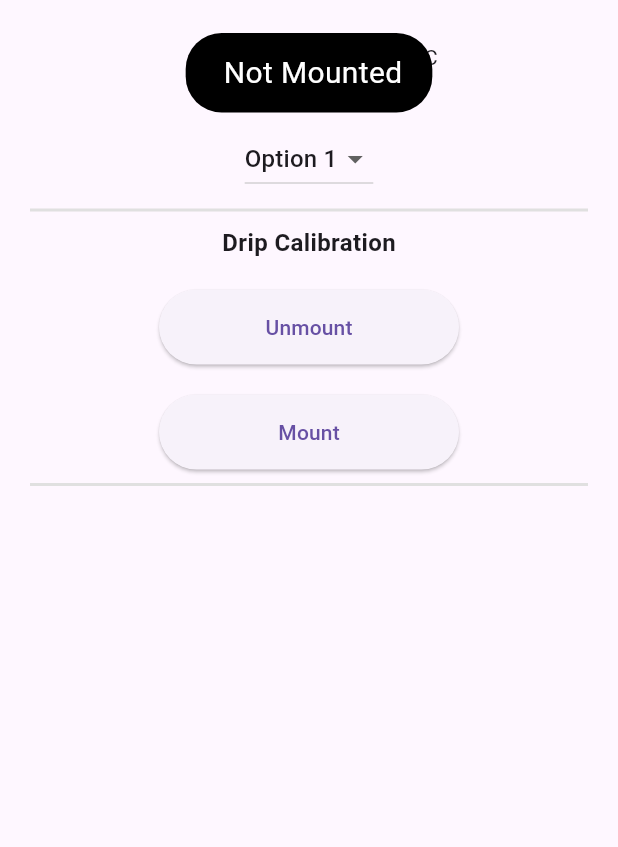
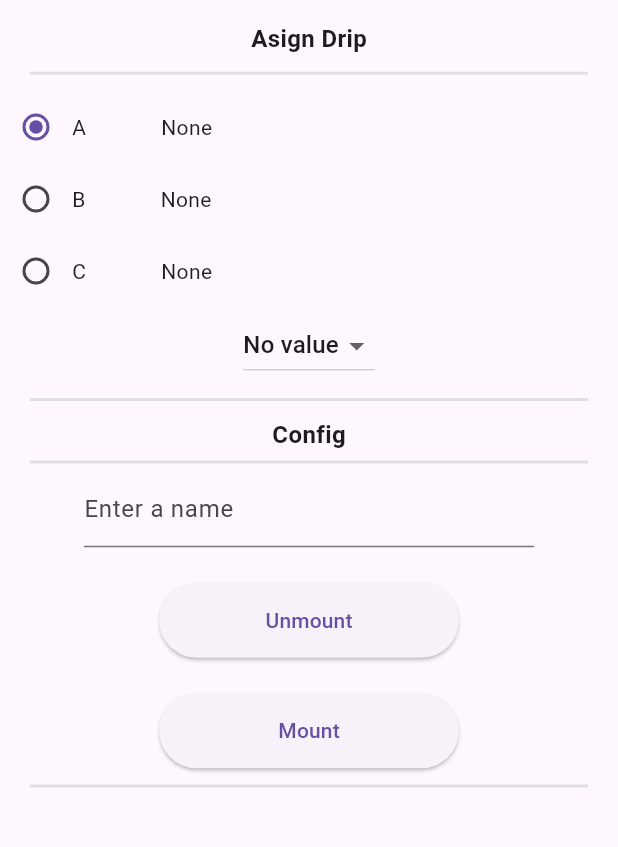
Before and after one commit to AyobamiMichael/hospital_app, a Flutter app: the CalibrationWidget screen opened directly, after a tap on "Mount", on a phone screen of 412 x 824 dp, the part 63-910 px from its top. Run offline on Flutter 3.47's test engine with Material 3 defaults, Android fonts, the phone set to English and light mode, and no system bars; our stand-ins replace cloud_firestore, csv, file_picker, firebase_core, fl_chart, flutter_bluetooth_serial and 10 more; missing offline and left inert: dart:ffi, network_info_plus, udp, wifi_iot, wifi_scan; accounts and stored records are empty; network calls fail.

Commit message:
new update

```diff
--- a/hospital_app/lib/hospitalwidgets/calibration.dart
+++ b/hospital_app/lib/hospitalwidgets/calibration.dart
@@ -20,15 +20,29 @@ class _CalibrationWidgetState extends State<CalibrationWidget> {
   String highestDripLevel = '';
   String dropdownValue = 'Option 1';
   String radioValue = 'A';
+  String slot1 = 'No value';
+  String slot2 = '';
+  String slot3 = '';
 
   static late List<String> listOfSensorValues;
+  final _dripNameController = TextEditingController();
+  String dripName = '';
+  @override
+  void initState() {
+    super.initState();
+    getSavedDripData(WirelessClassState.wifiGateway.toString(), 'SAVE.DATA');
+
+    saveDripData('HELLO');
+  }
+
   @override
   Widget build(BuildContext context) {
     return Scaffold(
         appBar: AppBar(
           title: const Text('Atlantis-UgarSoft'),
         ),
-        body: Container(
+        body: SingleChildScrollView(
+            child: Container(
           // padding: const EdgeInsets.all(20.0),
           // decoration: BoxDecoration(
           // border: Border.all(
@@ -37,13 +51,31 @@ class _CalibrationWidgetState extends State<CalibrationWidget> {
           //),
           //  borderRadius: BorderRadius.circular(5.0),
           // ),
-          height: 315.0,
+          height: 520.0,
           alignment: Alignment.center,
           child: Column(
-            mainAxisAlignment: MainAxisAlignment.center,
+            mainAxisAlignment: MainAxisAlignment.spaceBetween,
             children: [
-              Row(mainAxisAlignment: MainAxisAlignment.center, children: [
-                Radio(
+              const Text(
+                'Asign Drip',
+                style: TextStyle(
+                  fontSize: 16,
+                  fontWeight: FontWeight.bold,
+                ),
+              ),
+              Divider(
+                height: 20,
+                thickness: 2,
+                color: Colors.grey[300],
+                indent: 20,
+                endIndent: 20,
+              ),
+              Column(crossAxisAlignment: CrossAxisAlignment.start, children: [
+                Row(
+                  children: [
+                    Align(
+                      alignment: Alignment.centerLeft,
+                      child: Radio(
                         value: 'A',
                         groupValue: radioValue,
                         onChanged: (String? value) {
@@ -52,7 +84,14 @@ class _CalibrationWidgetState extends State<CalibrationWidget> {
                           });
                         },
                       ),
+                    ),
                     Text('A'),
+                    SizedBox(width: 50),
+                    Text('None'),
+                  ],
+                ),
+                Row(
+                  children: [
                     Radio(
                       value: 'B',
                       groupValue: radioValue,
@@ -63,6 +102,12 @@ class _CalibrationWidgetState extends State<CalibrationWidget> {
                       },
                     ),
                     Text('B'),
+                    SizedBox(width: 50),
+                    Text('None'),
+                  ],
+                ),
+                Row(
+                  children: [
                     Radio(
                       value: 'C',
                       groupValue: radioValue,
@@ -73,16 +118,23 @@ class _CalibrationWidgetState extends State<CalibrationWidget> {
                       },
                     ),
                     Text('C'),
+                    SizedBox(width: 50),
+                    Text('None'),
+                  ],
+                )
               ]),
-              SizedBox(height: 20),
               DropdownButton<String>(
-                value: dropdownValue,
+                value: slot1,
                 onChanged: (String? newValue) {
                   setState(() {
-                    dropdownValue = newValue!;
+                    slot1 = newValue!;
                   });
+                  print('DROPDOWN VALUE' + dropdownValue);
+                  // SEND THE KEY TO ARDUINO
+                  assignDripData(
+                      WirelessClassState.wifiGateway.toString(), dropdownValue);
                 },
-                items: <String>['Option 1', 'Option 2', 'Option 3']
+                items: <String>[slot1, slot2, slot3]
                     .map<DropdownMenuItem<String>>((String value) {
                   return DropdownMenuItem<String>(
                     value: value,
@@ -98,10 +150,33 @@ class _CalibrationWidgetState extends State<CalibrationWidget> {
                 endIndent: 20,
               ),
               const Text(
-                'Drip Calibration',
+                'Config',
                 style: TextStyle(
                   fontSize: 16,
                   fontWeight: FontWeight.bold,
+                ),
+              ),
+              Divider(
+                height: 10,
+                thickness: 2,
+                color: Colors.grey[300],
+                indent: 20,
+                endIndent: 20,
+              ),
+              SizedBox(
+                width: 300,
+                height: 50,
+                child: TextFormField(
+                  controller: _dripNameController,
+                  decoration: const InputDecoration(
+                    labelText: 'Enter a name',
+                  ),
+                  validator: (value) {
+                    if (value == null || value.isEmpty) {
+                      return 'Please enter name';
+                    }
+                    return null;
+                  },
                 ),
               ),
               const SizedBox(
@@ -113,9 +188,13 @@ class _CalibrationWidgetState extends State<CalibrationWidget> {
                 child: ElevatedButton(
                   onPressed: () async {
                     await unMountDrip(WirelessClassState.wifiGateway.toString(),
-                        'UNMOUNT.$radioValue');
-
-                    if (message == '200') {
+                        'UNMOUNT.$dripName');
+                    print(dripName.length);
+                    setState(() {
+                      dripName = _dripNameController.text;
+                    });
+                    if (WirelessClassState.listOfSensorValues[0]
+                        .contains('Sensor DripLevel')) {
                       Fluttertoast.showToast(
                         msg: "Unmounted",
                         toastLength: Toast.LENGTH_SHORT,
@@ -127,7 +206,7 @@ class _CalibrationWidgetState extends State<CalibrationWidget> {
                       );
                     } else {
                       Fluttertoast.showToast(
-                        msg: " Not Unmounted",
+                        msg: " Not Connected",
                         toastLength: Toast.LENGTH_SHORT,
                         gravity: ToastGravity.TOP,
                         timeInSecForIosWeb: 2,
@@ -149,8 +228,18 @@ class _CalibrationWidgetState extends State<CalibrationWidget> {
                         print(WirelessClassState.wifiGateway.toString());
                         await mountDrip(
                             WirelessClassState.wifiGateway.toString(),
-                            'MOUNT.$radioValue');
-                        if (message == '200') {
+                            'MOUNT.$dripName');
+                        print(dripName);
+                        setState(() {
+                          if (_dripNameController.text.length > 8) {
+                            print('Invalid');
+                            return;
+                          } else {
+                            dripName = _dripNameController.text;
+                          }
+                        });
+                        if (WirelessClassState.listOfSensorValues[0]
+                            .contains('Sensor DripLevel')) {
                           Fluttertoast.showToast(
                             msg: "Mounted",
                             toastLength: Toast.LENGTH_SHORT,
@@ -163,7 +252,7 @@ class _CalibrationWidgetState extends State<CalibrationWidget> {
                           print(radioValue);
                         } else {
                           Fluttertoast.showToast(
-                            msg: " Not Mounted",
+                            msg: " Not Connected",
                             toastLength: Toast.LENGTH_SHORT,
                             gravity: ToastGravity.TOP,
                             timeInSecForIosWeb: 2,
@@ -349,7 +438,7 @@ class _CalibrationWidgetState extends State<CalibrationWidget> {
               )*/
             ],
           ),
-        ));
+        )));
   }
 
   Future<void> mountDrip(String wifiGateway, String dataToSend) async {
@@ -367,23 +456,23 @@ class _CalibrationWidgetState extends State<CalibrationWidget> {
         // Disconnect from the Wifi
         // disConnectFromArduinoWireless();
 
-        final responseBody = response.body;
-        final document = htmlparser.parse(responseBody);
+        //final responseBody = response.body;
+        //final document = htmlparser.parse(responseBody);
         // print(document);
-        final wirelessSensorValues = document.querySelectorAll('p');
+        //final wirelessSensorValues = document.querySelectorAll('p');
 
-        listOfSensorValues =
-            wirelessSensorValues.map((element) => element.text).toList();
+        //listOfSensorValues =
+        //  wirelessSensorValues.map((element) => element.text).toList();
         // print(listOfSensorValues[0].substring(13));
         setState(() {
-          highestDripLevel = listOfSensorValues[0].substring(13);
+          //highestDripLevel = listOfSensorValues[0].substring(13);
 
           message = response.statusCode.toString();
         });
         // Save lowest value here
-        SharedPreferences prefs = await SharedPreferences.getInstance();
-        Future<bool> result =
-            prefs.setString('HIGHESTDRIPLEVEL', highestDripLevel);
+        //SharedPreferences prefs = await SharedPreferences.getInstance();
+        //Future<bool> result =
+        //prefs.setString('HIGHESTDRIPLEVEL', highestDripLevel);
       } else {
         print('Failed to send data. Status code: ${response.statusCode}');
       }
@@ -432,4 +521,89 @@ class _CalibrationWidgetState extends State<CalibrationWidget> {
       print('Error: $e');
     }
   }
+
+  Future<void> getSavedDripData(String wifiGateway, String dataToSend) async {
+    print('okay Data');
+    try {
+      final response = await http.post(
+        Uri.parse('http://$wifiGateway/receiveData'),
+        body: {'': dataToSend},
+      );
+
+      if (response.statusCode == 200) {
+        //print(response.statusCode);
+        print('Data sent successfully!');
+        print('Response from Arduino: ${response.body}');
+
+        final document = htmlparser.parse(response.body);
+        // print(document);
+        // Extract data from HTML
+
+        final wirelessSensorValues = document.querySelectorAll('p');
+        print(wirelessSensorValues);
+        setState(() {
+          // lowestDripLevel =
+          //   WirelessClassState.listOfSensorValues[0].substring(13);
+          message = '200';
+        });
+      } else {
+        print('Failed to send data. Status code: ${response.statusCode}');
       }
+    } catch (e) {
+      print('Error: $e');
+    }
+  }
+
+  Future<void> saveDripData(String dataToSend) async {
+    print('SAVEDATA');
+    setState(() {
+      if (WirelessClassState.listOfSensorValues[7].substring(21).isNotEmpty) {
+        slot1 = WirelessClassState.listOfSensorValues[7].substring(21);
+        slot2 = WirelessClassState.listOfSensorValues[8].substring(20);
+        slot3 = WirelessClassState.listOfSensorValues[9].substring(20);
+      } else {
+        slot1 = 'Option 1';
+        slot2 = 'Option 2';
+        slot3 = 'Option 3';
+      }
+
+      //dropdownValue = slot1;
+    });
+
+    print('SLOT ONE' + slot1);
+    print('SLOT TWO' + slot2);
+    print('SLOT THREE' + slot3);
+  }
+
+  Future<void> assignDripData(String wifiGateway, String dataToSend) async {
+    print('okay Data');
+    try {
+      final response = await http.post(
+        Uri.parse('http://$wifiGateway/receiveData'),
+        body: {'': dataToSend},
+      );
+
+      if (response.statusCode == 200) {
+        //print(response.statusCode);
+        print('Data sent successfully!');
+        print('Response from Arduino: ${response.body}');
+
+        final document = htmlparser.parse(response.body);
+        // print(document);
+        // Extract data from HTML
+
+        final wirelessSensorValues = document.querySelectorAll('p');
+        print(wirelessSensorValues);
+        setState(() {
+          // lowestDripLevel =
+          //   WirelessClassState.listOfSensorValues[0].substring(13);
+          message = '200';
+        });
+      } else {
+        print('Failed to send data. Status code: ${response.statusCode}');
+      }
+    } catch (e) {
+      print('Error: $e');
+    }
+  }
+}
```
Lines whose indentation alone changed are shown as unchanged.
